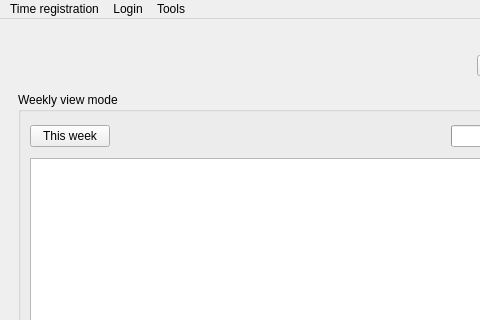
Qt form src/pyuac_browse.ui (develer-staff/pyuac) before a commit; both pictures show x 0 to 480 and y 0 to 320 of the 1174 by 700 pixel window.
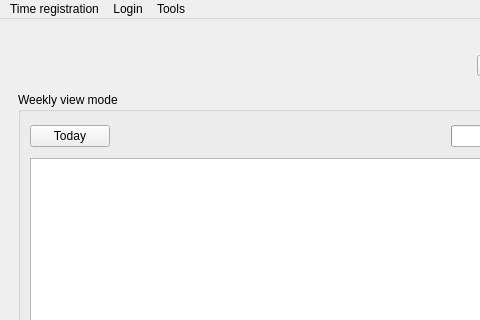
The same form after that commit. Icons and pictures are not drawn.

Commit message: Modificata l'etichetta del pulsante this week nella vista settimanale.

The edit to the form file:
```diff
--- a/src/pyuac_browse.ui
+++ b/src/pyuac_browse.ui
@@ -20,9 +20,9 @@
    <property name="geometry" >
     <rect>
      <x>0</x>
-     <y>26</y>
+     <y>27</y>
      <width>1174</width>
-     <height>652</height>
+     <height>649</height>
     </rect>
    </property>
    <layout class="QVBoxLayout" name="verticalLayout_3" >
@@ -266,8 +266,8 @@
         <rect>
          <x>0</x>
          <y>0</y>
-         <width>1156</width>
-         <height>565</height>
+         <width>1166</width>
+         <height>569</height>
         </rect>
        </property>
        <layout class="QHBoxLayout" name="horizontalLayout_3" >
@@ -294,7 +294,7 @@
                 </sizepolicy>
                </property>
                <property name="text" >
-                <string>This week</string>
+                <string>Today</string>
                </property>
               </widget>
              </item>
```
Left out of the diff: 6 changed lines with no effect on the pictures.
